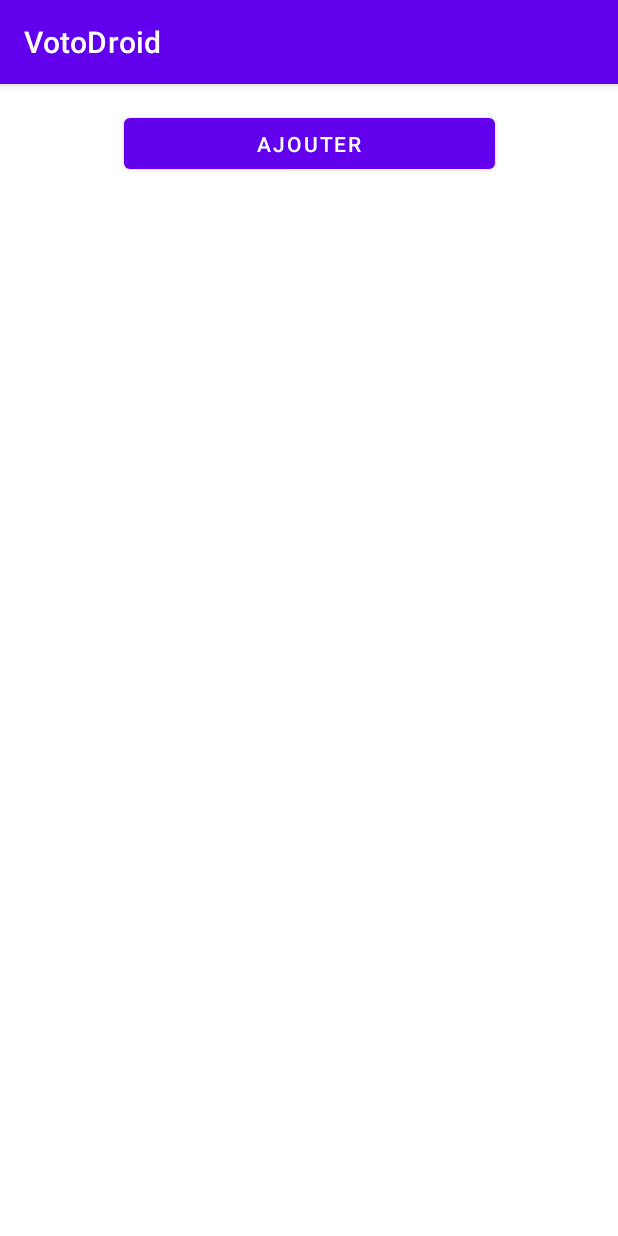
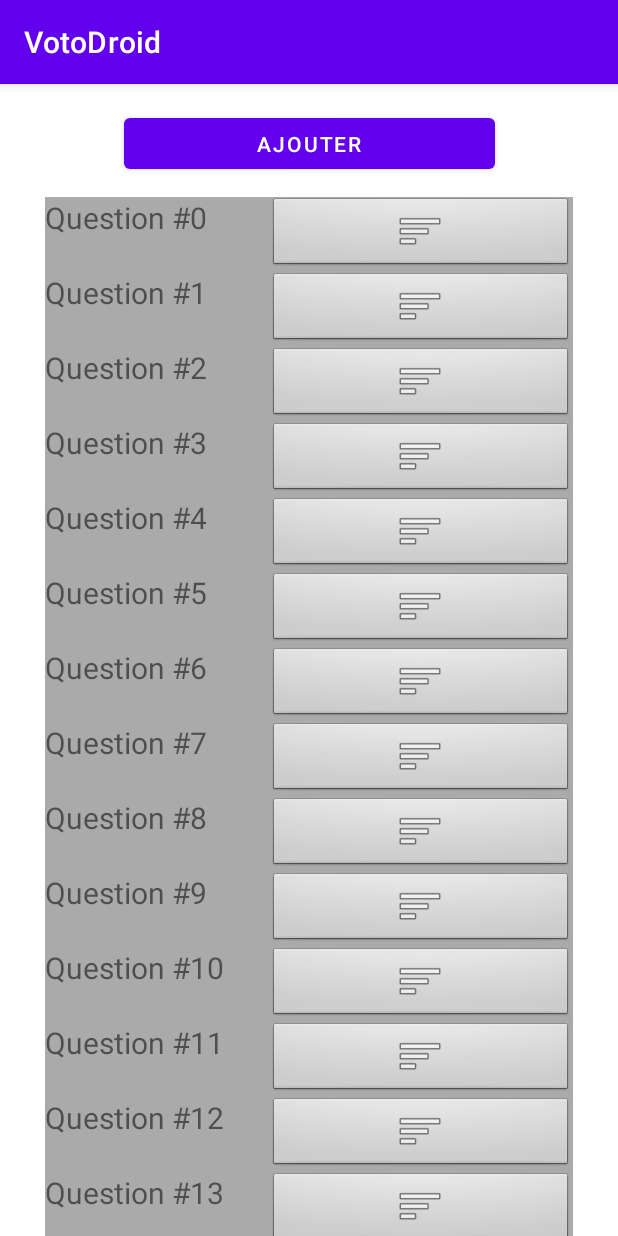
Before and after one commit to Felix-Gagne/A21-4203N5-VotoDroid-Gagne, an Android app: the screen it shows after launch (MainActivity), on a phone screen of 412 x 824 dp. Run offline under Robolectric (Android 15) with nearby library versions, the phone set to English and light mode, and no system bars.

Commit message:
Progrès: fonctionement de la liste
La liste fonctionne reste plus qu'a ajouter les action et a mettre le boutton.

```diff
--- a/app/src/main/java/felix/gagne/votodroidgagne/MainActivity.java
+++ b/app/src/main/java/felix/gagne/votodroidgagne/MainActivity.java
@@ -1,29 +1,38 @@
 package felix.gagne.votodroidgagne;
 
 import androidx.appcompat.app.AppCompatActivity;
+import androidx.recyclerview.widget.LinearLayoutManager;
 import androidx.recyclerview.widget.RecyclerView;
 
 import android.content.Intent;
 import android.os.Bundle;
 import android.view.View;
 
+import java.util.Random;
+
 import felix.gagne.votodroidgagne.databinding.ActivityMainBinding;
 
 public class MainActivity extends AppCompatActivity {
 
     ActivityMainBinding binding;
+    QuestionAdapter adapter;
 
     @Override
     protected void onCreate(Bundle savedInstanceState) {
-        setTitle("VotoDroid");
         super.onCreate(savedInstanceState);
-        setContentView(R.layout.activity_main);
-//        Initialisation du recyclerView de la page d'acceuil.
-//        this.initRecycler();
-
+        // initialiser l'ecran
         binding = ActivityMainBinding.inflate(getLayoutInflater());
         View view = binding.getRoot();
         setContentView(view);
+
+        setTitle("VotoDroid");
+
+
+        //Initialisation du recyclerView de la page d'acceuil.
+        this.initRecycler();
+        this.remplacer();
+
+
 
         binding.bouttonAjouter.setOnClickListener(new View.OnClickListener() {
             @Override
@@ -34,10 +43,26 @@ public class MainActivity extends AppCompatActivity {
         });
     }
 
-//    private void initRecycler()
-//    {
-//        RecyclerView recyclerView = findViewById(R.id.RecyclerView);
-//        recyclerView.setHasFixedSize(true);
-//
-//    }
+    private void initRecycler()
+    {
+        RecyclerView recyclerView = findViewById(R.id.RecyclerView);
+        recyclerView.setHasFixedSize(true);
+
+        //linear layout manager
+        LinearLayoutManager layoutManager = new LinearLayoutManager(this);
+        recyclerView.setLayoutManager(layoutManager);
+
+        //Spécifier un adaptateur
+        adapter = new QuestionAdapter();
+        recyclerView.setAdapter(adapter);
+    }
+
+    private void remplacer(){
+        for (int i = 0 ; i < 20 ; i++) {
+            Question q = new Question();
+            q.question = "Question #" + i;
+            adapter.list.add(q);
+        }
+        adapter.notifyDataSetChanged();
+    }
 }
--- /dev/null
+++ b/app/src/main/java/felix/gagne/votodroidgagne/QuestionAdapter.java
@@ -0,0 +1,65 @@
+package felix.gagne.votodroidgagne;
+
+import android.util.Log;
+import android.view.LayoutInflater;
+import android.view.ViewGroup;
+import android.widget.LinearLayout;
+import android.widget.TextView;
+
+import androidx.recyclerview.widget.RecyclerView;
+
+import java.util.ArrayList;
+import java.util.List;
+
+
+public class QuestionAdapter extends RecyclerView.Adapter<QuestionAdapter.MyViewHolder>{
+    public List<Question> list;
+
+
+    //Donne une référance à la vue pour chaque data item
+    //Les data items complexe peuvent avoir besoin de plus de 1 vue par item
+    //donc je donne accès a tout les vue pour un data item dans un view holder
+    public static class MyViewHolder extends  RecyclerView.ViewHolder
+    {
+        public TextView tvQuestion;
+        public MyViewHolder(LinearLayout v){
+            super(v);
+            tvQuestion = v.findViewById(R.id.tvQuestion);
+        }
+    }
+
+    //Meilleur Constructeur
+    public QuestionAdapter()
+    {
+        list = new ArrayList<>();
+    }
+
+    //Crée de nouvelle vues
+    @Override
+    public QuestionAdapter.MyViewHolder onCreateViewHolder(ViewGroup parent, int viewType)
+    {
+          //Crée une nouvelle vue
+        LinearLayout v = (LinearLayout) LayoutInflater.from(parent.getContext()).inflate(R.layout.question_item, parent, false);
+        MyViewHolder vh = new MyViewHolder(v);
+        Log.i("DEBOGAGE", "appel a onCreateViewHolder");
+        return vh;
+    }
+
+    //Remplace le contenu d'une vue
+    @Override
+    public void onBindViewHolder(MyViewHolder holder, int position)
+    {
+        //Prend l'élément du dataset a cette position
+        //Remplace le contenu de la vue avec cet élément
+        Question questionCourante = list.get(position);
+        holder.tvQuestion.setText(questionCourante.question);
+        Log.i("DEBOGAGE", "appel a onBindViewHolder" + position);
+    }
+
+    //renvoie la taille de la liste
+    @Override
+    public int getItemCount()
+    {
+        return list.size();
+    }
+}
--- a/app/src/main/res/layout/activity_main.xml
+++ b/app/src/main/res/layout/activity_main.xml
@@ -19,11 +19,16 @@
 
     <androidx.recyclerview.widget.RecyclerView
         android:id="@+id/RecyclerView"
-        android:layout_width="350dp"
-        android:layout_height="wrap_content"
+        android:layout_width="match_parent"
+        android:layout_height="match_parent"
         android:background="#aaa"
         tools:ignore="MissingConstraints"
         tools:layout_editor_absoluteX="30dp"
-        tools:layout_editor_absoluteY="84dp" />
+        tools:layout_editor_absoluteY="84dp"
+        android:layout_marginTop="75dp"
+        android:layout_marginLeft="30dp"
+        android:layout_marginRight="30dp"/>
+
+
 
 </androidx.constraintlayout.widget.ConstraintLayout>
--- /dev/null
+++ b/app/src/main/res/layout/question_item.xml
@@ -0,0 +1,23 @@
+<?xml version="1.0" encoding="utf-8"?>
+<LinearLayout xmlns:android="http://schemas.android.com/apk/res/android"
+    android:orientation="horizontal" android:layout_width="match_parent"
+    android:layout_height="wrap_content">
+
+    <TextView
+        android:id="@+id/tvQuestion"
+        android:layout_width="0dp"
+        android:layout_weight="1"
+        android:layout_height="40dp"
+        android:textSize="20dp"
+        />
+
+
+    <ImageButton
+        android:id="@+id/btButton"
+        style="@android:style/Widget.ImageButton"
+        android:layout_width="-15dp"
+        android:layout_height="wrap_content"
+        android:layout_weight="1"
+        android:src="@android:drawable/ic_menu_sort_by_size" />
+
+</LinearLayout>
```
